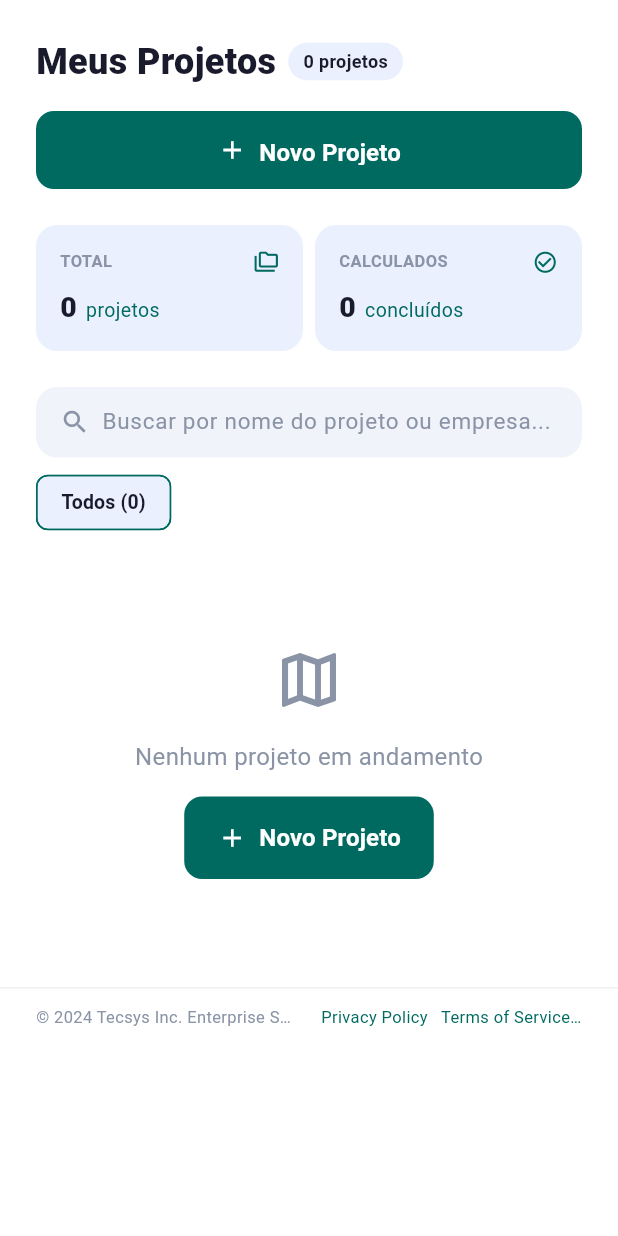
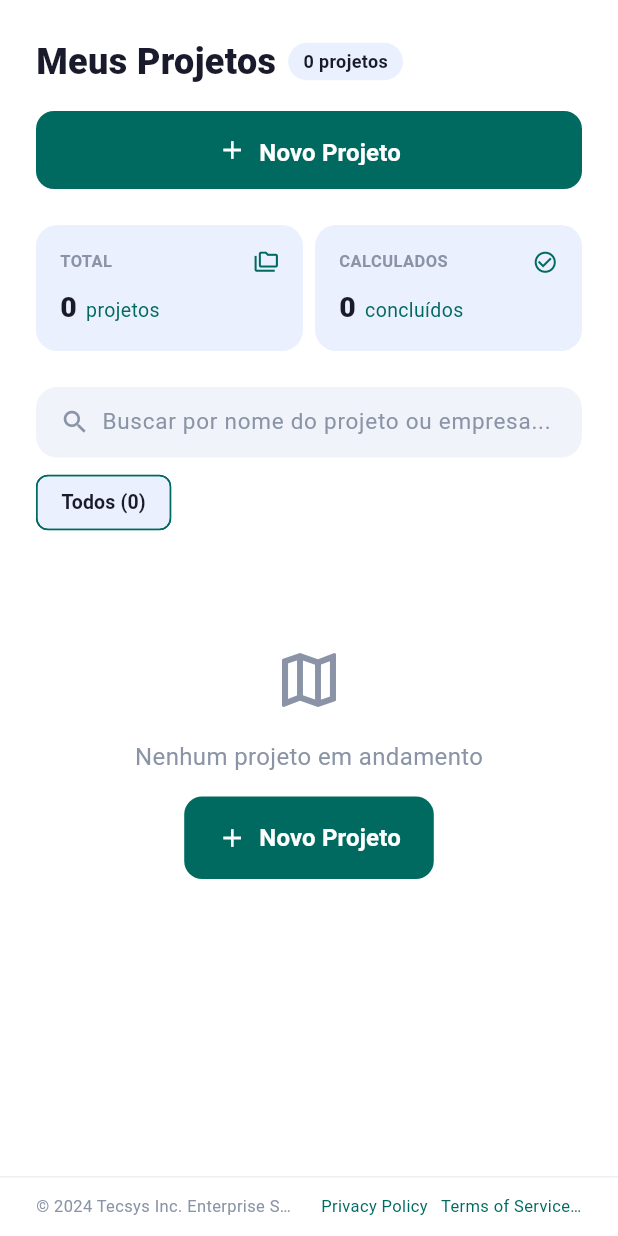
Before and after one commit to Inception-Fatec/api-5, a Flutter app: the ProjectsMobileView widget shown alone on an empty page, opened directly with empty values, on a phone screen of 412 x 824 dp. Run offline on Flutter 3.47's test engine with Material 3 defaults, Android fonts, the phone set to English and light mode, and no system bars; our stand-ins replace file_picker, flutter_map, flutter_secure_storage, latlong2, pdf, printing; missing offline and left inert: desktop_drop; accounts and stored records are empty.

Commit message:
fix: #TG-14 padroniza rodape de projetos e usuarios

```diff
--- a/Frontend/lib/features/projects/ui/widgets/projects/projects_mobile_view.dart
+++ b/Frontend/lib/features/projects/ui/widgets/projects/projects_mobile_view.dart
@@ -58,8 +58,13 @@ class ProjectsMobileView extends StatelessWidget {
             ]),
           ),
         ),
-        const SliverToBoxAdapter(
-          child: AppFooter(),
+        const SliverFillRemaining(
+          hasScrollBody: false,
+          child: Column(
+            crossAxisAlignment: CrossAxisAlignment.stretch,
+            mainAxisAlignment: MainAxisAlignment.end,
+            children: [AppFooter()],
+          ),
         ),
       ],
     );
```
Also changed, not shown: Frontend/lib/features/projects/ui/widgets/projects/projects_web_view.dart (+7 -2 lines), Frontend/lib/features/users/ui/widgets/users/users_view.dart (+7 -2 lines).
